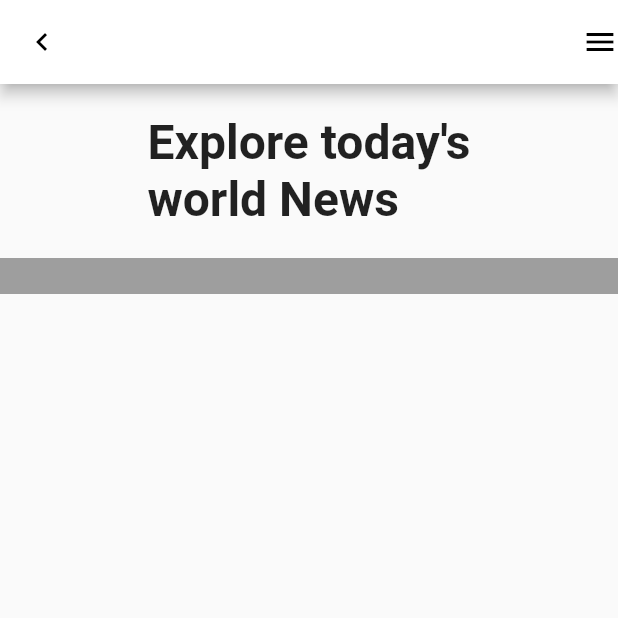
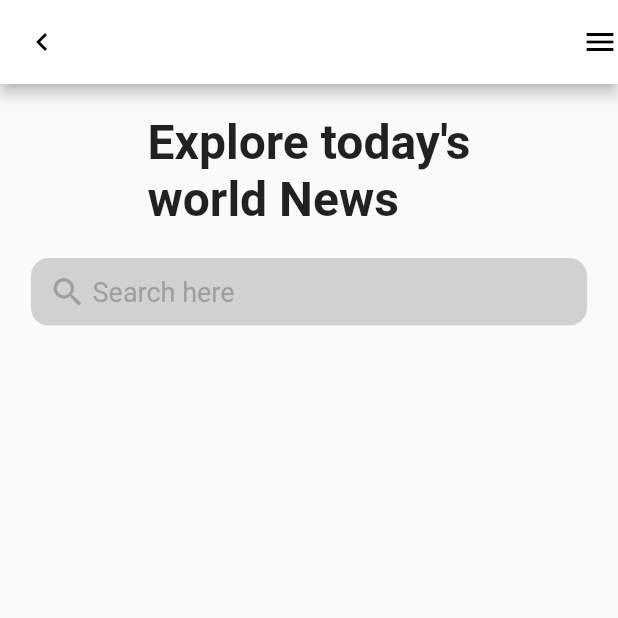
Before and after one commit to Fredd08/GIT-News-App, a Flutter app: the HomePage screen opened directly, on a phone screen of 412 x 824 dp, the top half of it. Run offline on Flutter 3.47's test engine with Material 2 defaults, Android fonts, the phone set to English and light mode, and no system bars.

Commit message:
update homepage

```diff
--- a/lib/HomePage/homepage.dart
+++ b/lib/HomePage/homepage.dart
@@ -25,21 +25,29 @@ class _HomePageState extends State<HomePage> {
             padding: const EdgeInsets.all(20.0),
             child: Text("Explore today's\nworld News",style: TextStyle(fontSize: 32,fontWeight: FontWeight.bold),),
           ),
-          Container(
+          Center(
+            child: Container(
               decoration: BoxDecoration(
-              color: Colors.grey,
+                color: const Color.fromARGB(113, 158, 158, 158),borderRadius: BorderRadius.circular(12)
               ),
+              height: 45,
+              width: w*0.9,
               child: Row(
                 children: [
-                Icon(Icons.search_outlined,color: Colors.grey,),
+                  Padding(
+                    padding: const EdgeInsets.only(left:12.0),
+                    child: Icon(Icons.search_outlined,color: Colors.grey,size: 25,),
+                  ),
                   SizedBox(
                     width: w*0.01,
                   ),
-                Text("Search",style: TextStyle(color: Colors.grey,fontSize: 18),)
+                  Text("Search here",style: TextStyle(color: Colors.grey,fontSize: 18),)
 
                 ],
-            )
-          )
+              ),
+            ),
+          ),
+
         ],
       ),
     );
```
Also changed, not shown: assets/1.jpg (added), assets/2.jpg (added), assets/3.jpg (added), assets/4.jpg (added), assets/IMG-20231103-WA0014.jpg (added), assets/IMG-20231103-WA0015.jpg (added). Lines whose indentation alone changed are shown as unchanged.
